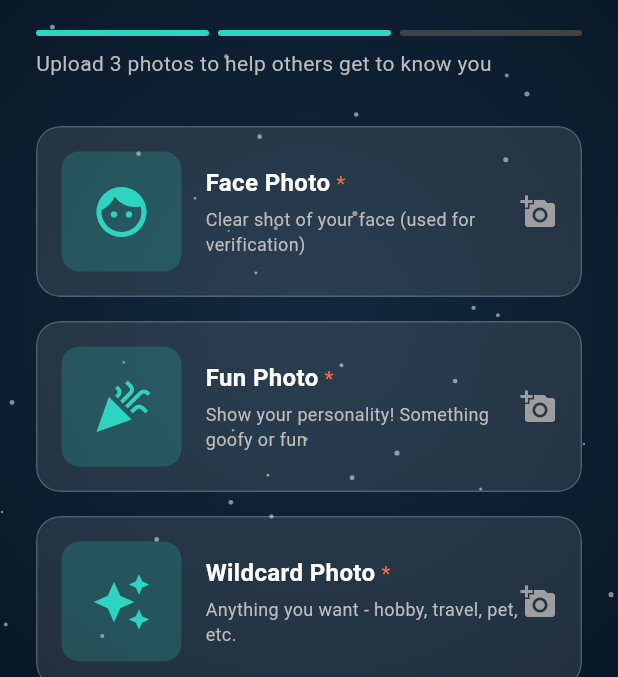
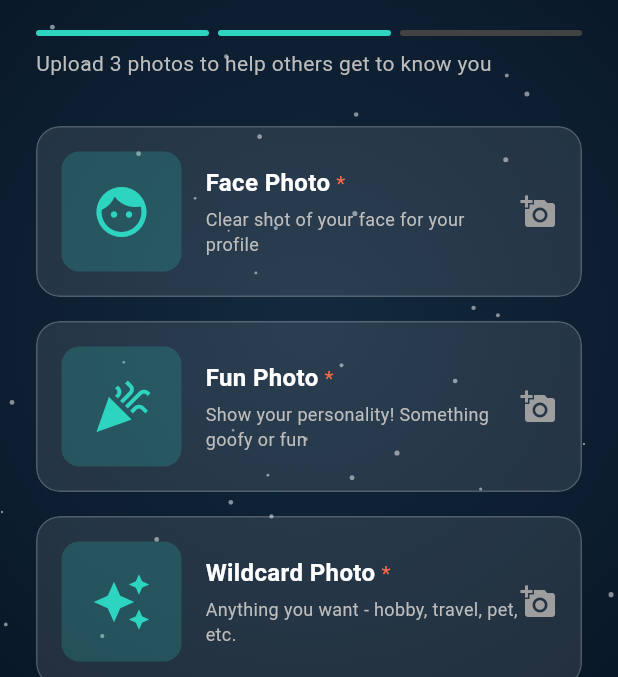
Before and after one commit to HughieMM/Cruise_App, a Flutter app: the OnboardingPhotosScreen screen opened by its route, on a phone screen of 412 x 824 dp, the part 111-788 px from its top. Run offline on Flutter 3.47's test engine with Material 3 defaults, Android fonts, the phone set to English and light mode, and no system bars; our stand-ins replace cached_network_image, cloud_firestore, firebase_auth, firebase_core, firebase_messaging, firebase_storage and 4 more; accounts and stored records are empty.

Commit message:
Reword face verification to not overstate what it actually checks
The verification step only confirms a selfie was taken, not that it
matches the user's face photo (no facial recognition exists in the
app). Reworded the screen so it doesn't claim to "verify" identity -
"Verified!" -> "Selfie added!", drops the "make sure you're a real
person" framing, etc.

Co-Authored-By: Claude Sonnet 5 <noreply@anthropic.com>
Claude-Session: https://claude.ai/code/session_017nbsGwUar9f2huemtVFgqt

```diff
--- a/driftly/lib/screens/onboarding/onboarding_photos_screen.dart
+++ b/driftly/lib/screens/onboarding/onboarding_photos_screen.dart
@@ -179,7 +179,7 @@ class _OnboardingPhotosScreenState extends State<OnboardingPhotosScreen> {
 
     if (!_isVerified) {
       ScaffoldMessenger.of(context).showSnackBar(
-        const SnackBar(content: Text('Please complete face verification')),
+        const SnackBar(content: Text('Please take your verification selfie')),
       );
       return;
     }
@@ -283,7 +283,7 @@ class _OnboardingPhotosScreenState extends State<OnboardingPhotosScreen> {
           // Photo Cards
           _buildPhotoCard(
             title: 'Face Photo',
-            subtitle: 'Clear shot of your face (used for verification)',
+            subtitle: 'Clear shot of your face for your profile',
             icon: Icons.face,
             photo: _facePhoto,
             onTap: () => _pickPhoto('face'),
@@ -355,7 +355,7 @@ class _OnboardingPhotosScreenState extends State<OnboardingPhotosScreen> {
         children: [
           OnboardingStepHeader(
             step: 2,
-            title: 'Verify Your Face',
+            title: 'Take a Selfie',
             onBack: () => setState(() {
               _showVerification = false;
               _verificationPhoto = null;
@@ -364,7 +364,7 @@ class _OnboardingPhotosScreenState extends State<OnboardingPhotosScreen> {
           ),
           const SizedBox(height: 8),
           Text(
-            'Quick Face Verification',
+            'Quick Selfie',
             style: TextStyle(
               fontSize: 14,
               color: Colors.grey[400],
@@ -372,7 +372,7 @@ class _OnboardingPhotosScreenState extends State<OnboardingPhotosScreen> {
           ),
           const SizedBox(height: 4),
           Text(
-            'This helps us make sure you\'re a real person',
+            'Just a quick pose so your tribe knows it\'s really you',
             style: TextStyle(
               fontSize: 14,
               color: Colors.grey[400],
@@ -420,7 +420,7 @@ class _OnboardingPhotosScreenState extends State<OnboardingPhotosScreen> {
                 ),
                 const SizedBox(height: 16),
                 Text(
-                  _isVerified ? 'Verified!' : _currentPose,
+                  _isVerified ? 'Selfie added!' : _currentPose,
                   style: const TextStyle(
                     fontSize: 20,
                     fontWeight: FontWeight.bold,
```
